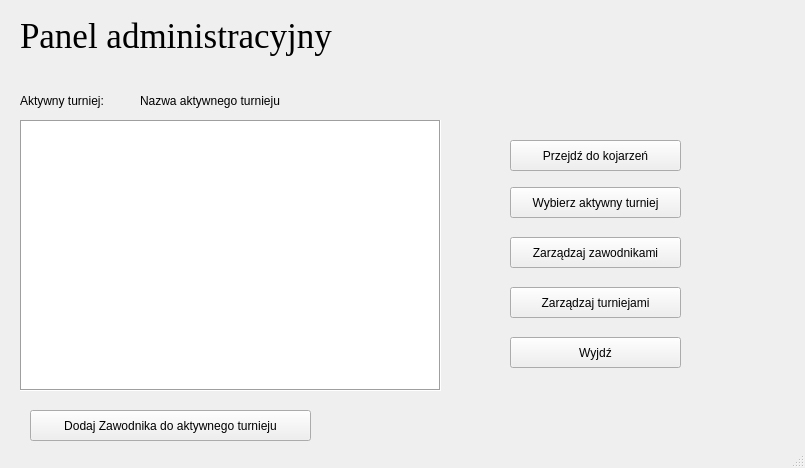
This is chess_pairing_program/mainwindow.ui in szachiszta/chess-pairing-program as Qt 5 draws it before an edit. The edited form follows.
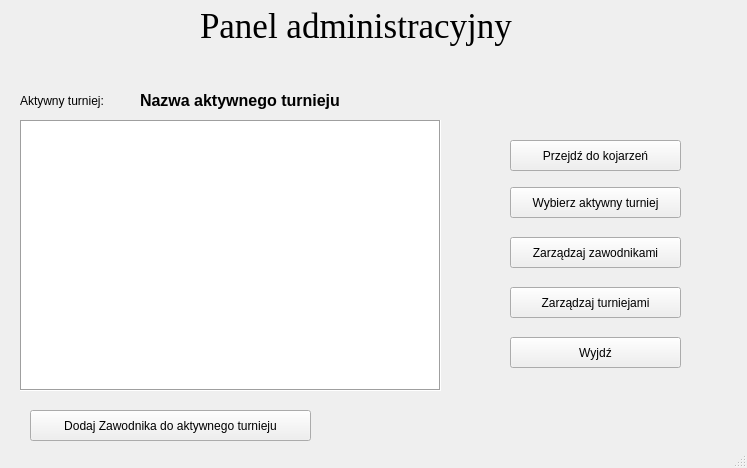
This is the edited form.

```diff
--- a/chess_pairing_program/mainwindow.ui
+++ b/chess_pairing_program/mainwindow.ui
@@ -6,7 +6,7 @@
    <rect>
     <x>0</x>
     <y>0</y>
-    <width>805</width>
+    <width>747</width>
     <height>468</height>
    </rect>
   </property>
@@ -88,6 +88,11 @@
       <height>41</height>
      </rect>
     </property>
+    <property name="font">
+     <font>
+      <family>Liberation Sans</family>
+     </font>
+    </property>
     <property name="text">
      <string>Aktywny turniej: </string>
     </property>
@@ -127,6 +132,13 @@
       <height>41</height>
      </rect>
     </property>
+    <property name="font">
+     <font>
+      <family>Liberation Sans</family>
+      <pointsize>12</pointsize>
+      <bold>true</bold>
+     </font>
+    </property>
     <property name="text">
      <string>Nazwa aktywnego turnieju</string>
     </property>
@@ -134,8 +146,8 @@
    <widget class="QLabel" name="label_2">
     <property name="geometry">
      <rect>
-      <x>20</x>
-      <y>10</y>
+      <x>200</x>
+      <y>0</y>
       <width>451</width>
       <height>51</height>
      </rect>
```
Left out of the diff: 59 changed lines with no effect on the pictures.
